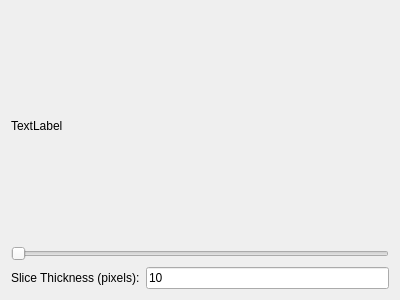
First picture: the form in angioviewer3dform.ui, repository flesage/micro-oct-acq, before the edit.
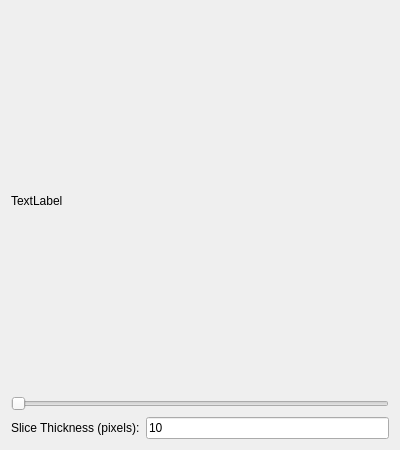
Second picture: the form after the edit.

Commit message: - added fixing length module to line mode - modified GUI for linescan mode

Diff of the .ui file:
```diff
--- a/angioviewer3dform.ui
+++ b/angioviewer3dform.ui
@@ -7,7 +7,7 @@
     <x>0</x>
     <y>0</y>
     <width>400</width>
-    <height>300</height>
+    <height>450</height>
    </rect>
   </property>
   <property name="windowTitle">
```
The commit also changes 6 other files.
